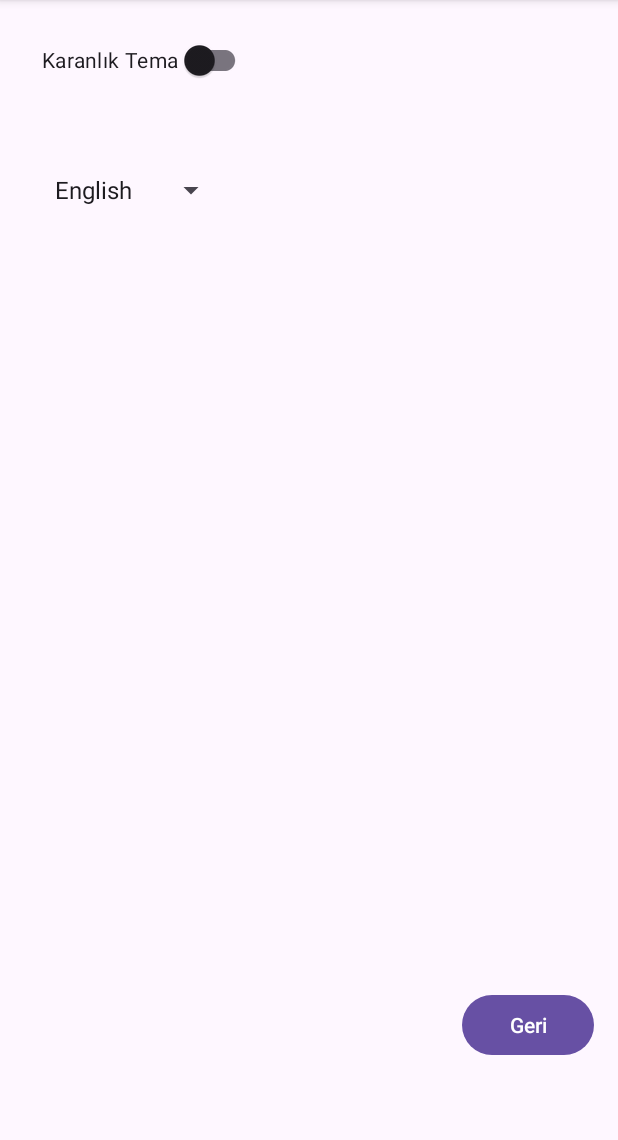
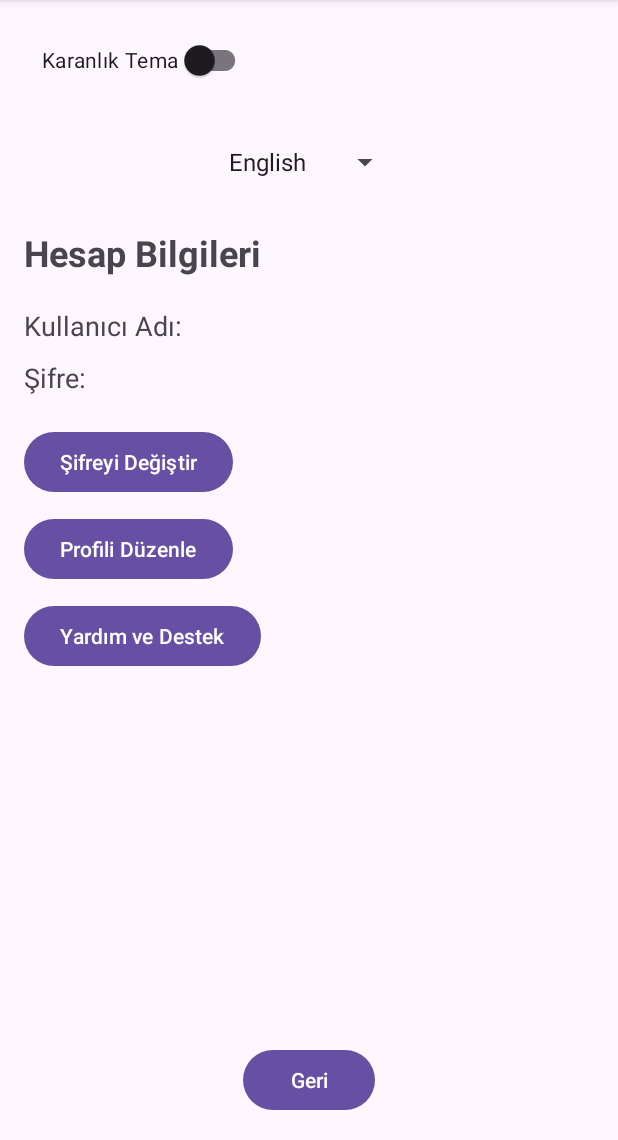
Before and after one commit to MertRamazanEMEK/mobile-app, an Android app: the SettingsActivity screen opened directly, with no data from a screen before it, on a phone screen of 412 x 824 dp, the part 96-1236 px from its top. Run offline under Robolectric (Android 15) with nearby library versions, the phone set to English and light mode, and no system bars.

Commit message:
settings

```diff
--- a/app/src/main/java/com/onur/fastproudsearch/SettingsActivity.java
+++ b/app/src/main/java/com/onur/fastproudsearch/SettingsActivity.java
@@ -9,7 +9,11 @@ import android.widget.AdapterView;
 import android.widget.ArrayAdapter;
 import android.widget.Button;
 import android.widget.CompoundButton;
+import android.widget.EditText;
 import android.widget.Spinner;
+import android.widget.TextView;
+import android.widget.Toast;
+
 import androidx.appcompat.app.AppCompatActivity;
 import androidx.appcompat.app.AppCompatDelegate;
 import androidx.appcompat.widget.SwitchCompat;
@@ -17,116 +21,118 @@ import androidx.appcompat.widget.SwitchCompat;
 public class SettingsActivity extends AppCompatActivity {
 
     private SwitchCompat themeSwitch;
-    private Button backButton;
     private Spinner languageSpinner;
+    private Button changePasswordButton, editProfileButton, helpButton, backButton;
+    private TextView usernameLabel, passwordLabel;
 
+    private EditText usernameEditText, passwordEditText;
     @Override
     protected void onCreate(Bundle savedInstanceState) {
         super.onCreate(savedInstanceState);
         setContentView(R.layout.activity_settings);
 
-        initComponents();
-        registerEventHandler();
+        themeSwitch = findViewById(R.id.themeSwitch);
+        languageSpinner = findViewById(R.id.languageSpinner);
+        changePasswordButton = findViewById(R.id.changePasswordButton);
+        editProfileButton = findViewById(R.id.editProfileButton);
+        helpButton = findViewById(R.id.helpButton);
+        backButton = findViewById(R.id.backButton);
 
-        // Tema ayarlarını kontrol et
-        //checkTheme();
+        SharedPreferences sharedPreferences = getSharedPreferences("Settings", MODE_PRIVATE);
+        boolean isDarkMode = sharedPreferences.getBoolean("isDarkMode", false);
+        themeSwitch.setChecked(isDarkMode);
 
-        // Tema anahtarının durumunu kontrol et ve ayarla
-        /*boolean darkThemeEnabled = getThemeState();
-        themeSwitch.setChecked(darkThemeEnabled);
-        if (darkThemeEnabled) {
-            // Eğer karanlık tema açıksa karanlık modu etkinleştir
-            AppCompatDelegate.setDefaultNightMode(AppCompatDelegate.MODE_NIGHT_YES);
-        } else {
-            // Aksi halde açık modu etkinleştir
-            AppCompatDelegate.setDefaultNightMode(AppCompatDelegate.MODE_NIGHT_NO);
-        }*/
-    }
 
-    private void initComponents(){
-        themeSwitch = findViewById(R.id.themeSwitch);
-        backButton = findViewById(R.id.backButton);
-        languageSpinner = findViewById(R.id.languageSpinner);
-    }
-
-    private void registerEventHandler(){
-        // Set up the language options
-        String[] languageOptions = getResources().getStringArray(R.array.language_options);
-        ArrayAdapter<String> languageAdapter = new ArrayAdapter<>(this,
-                android.R.layout.simple_spinner_item, languageOptions);
-        languageAdapter.setDropDownViewResource(android.R.layout.simple_spinner_dropdown_item);
-        languageSpinner.setAdapter(languageAdapter);
-
-        // Handle language spinner selection changes (optional)
-        languageSpinner.setOnItemSelectedListener(new AdapterView.OnItemSelectedListener() {
-            @Override
-            public void onItemSelected(AdapterView<?> parent, View view, int position, long id) {
-                // Handle selected language here (e.g., save preference)
-                String selectedLanguage = languageOptions[position];
-                // Implement logic to handle chosen language (e.g., update UI, store preference)
-            }
-
-            @Override
-            public void onNothingSelected(AdapterView<?> parent) {
-                // Do nothing here or handle if no selection is made
-            }
-        });
-
-        // Geri butonuna tıklama dinleyicisi ekleme
-        backButton.setOnClickListener(new View.OnClickListener() {
-            @Override
-            public void onClick(View v) {
-                // MainActivity'e geri dön
-                Intent intent = new Intent(SettingsActivity.this, MainActivity.class);
-                startActivity(intent);
-                finish();
-            }
-        });
-
-        // Tema anahtarının değişikliklerini dinleme
         themeSwitch.setOnCheckedChangeListener(new CompoundButton.OnCheckedChangeListener() {
             @Override
             public void onCheckedChanged(CompoundButton buttonView, boolean isChecked) {
                 if (isChecked) {
-                    // Eğer anahtar işaretliyse, karanlık tema kullan
                     AppCompatDelegate.setDefaultNightMode(AppCompatDelegate.MODE_NIGHT_YES);
-                    setThemeState(true); // Tema durumunu kaydetme
+                    setThemeState(true);
                 } else {
-                    // Eğer anahtar işaretli değilse, açık tema kullan
                     AppCompatDelegate.setDefaultNightMode(AppCompatDelegate.MODE_NIGHT_NO);
-                    setThemeState(false); // Tema durumunu kaydetme
-                }// Yeniden oluşturma işlemi, tema değişikliğinin etkisini hemen göstermek için
+                    setThemeState(false);
+                }
+            }
+        });
+
+        ArrayAdapter<CharSequence> adapter = ArrayAdapter.createFromResource(this,
+                R.array.language_options, android.R.layout.simple_spinner_item);
+        adapter.setDropDownViewResource(android.R.layout.simple_spinner_dropdown_item);
+        languageSpinner.setAdapter(adapter);
+
+        languageSpinner.setOnItemSelectedListener(new AdapterView.OnItemSelectedListener() {
+            @Override
+            public void onItemSelected(AdapterView<?> parentView, View selectedItemView, int position, long id) {
+                String selectedLanguage = parentView.getItemAtPosition(position).toString();
+                Toast.makeText(SettingsActivity.this, "Seçilen Dil: " + selectedLanguage, Toast.LENGTH_SHORT).show();
+            }
+
+            @Override
+            public void onNothingSelected(AdapterView<?> parentView) {
+            }
+        });
+
+
+
+        changePasswordButton.setOnClickListener(new View.OnClickListener() {
+            @Override
+            public void onClick(View v) {
+                Intent intent = new Intent(SettingsActivity.this, ChangePasswordActivity.class);
+                startActivity(intent);
+            }
+        });
+
+        editProfileButton.setOnClickListener(new View.OnClickListener() {
+            @Override
+            public void onClick(View v) {
+                Intent intent = new Intent(SettingsActivity.this, EditProfileActivity.class);
+                startActivity(intent);
+            }
+        });
+
+        helpButton.setOnClickListener(new View.OnClickListener() {
+            @Override
+            public void onClick(View v) {
+                Intent intent = new Intent(SettingsActivity.this, HelpActivity.class);
+                startActivity(intent);
+            }
+        });
+
+        backButton.setOnClickListener(new View.OnClickListener() {
+            @Override
+            public void onClick(View v) {
+                finish();
             }
         });
     }
 
-    // Tema durumunu kontrol et
-    private void checkTheme() {
-        int nightModeFlags = getResources().getConfiguration().uiMode &
-                Configuration.UI_MODE_NIGHT_MASK;
-        switch (nightModeFlags) {
-            case Configuration.UI_MODE_NIGHT_YES:
-                // Cihaz karanlık modda, karanlık tema kullanılmalı
-                setTheme(R.style.AppTheme);
-                break;
-            case Configuration.UI_MODE_NIGHT_NO:
-            case Configuration.UI_MODE_NIGHT_UNDEFINED:
-                // Cihaz açık temada, varsayılan tema kullanılmalı
-                setTheme(R.style.AppTheme);
-                break;
-        }
-    }
-
-    // Tema durumunu kaydetmek için yardımcı metot
-    private void setThemeState(boolean darkThemeEnabled) {
-        SharedPreferences.Editor editor = getSharedPreferences("settings", MODE_PRIVATE).edit();
-        editor.putBoolean("darkTheme", darkThemeEnabled);
+    private void setThemeState(boolean isDarkMode) {
+        SharedPreferences sharedPreferences = getSharedPreferences("Settings", MODE_PRIVATE);
+        SharedPreferences.Editor editor = sharedPreferences.edit();
+        editor.putBoolean("isDarkMode", isDarkMode);
         editor.apply();
     }
 
-    // Kaydedilmiş tema durumunu almak için yardımcı metot
-    private boolean getThemeState() {
-        SharedPreferences prefs = getSharedPreferences("settings", MODE_PRIVATE);
-        return prefs.getBoolean("darkTheme", false);
+    private void initComponents(){
+        // Diğer bileşenlerin tanımlamaları burada
+        usernameLabel = findViewById(R.id.usernameEditText);
+        passwordLabel = findViewById(R.id.passwordEditText);
+    }
+
+    private void registerEventHandler(){
+        // Eğer gerekliyse bileşenler için olay dinleyicilerini burada kaydedin
+        // Örneğin, bir butona tıklama dinleyicisi ekleyebilirsiniz.
+    }
+
+    private void loadUserData() {
+        // Kullanıcı adı ve şifre bilgilerini al ve TextView bileşenlerine ata
+        SharedPreferences prefs = getSharedPreferences("user_credentials", MODE_PRIVATE);
+        String username = prefs.getString("username", "");
+        String password = prefs.getString("password", "");
+
+        // Kullanıcı adı ve şifreyi ilgili TextView bileşenlerine ata
+        usernameLabel.setText("Kullanıcı Adı: " + username);
+        passwordLabel.setText("Şifre: " + password);
     }
 }
--- a/app/src/main/res/layout/activity_settings.xml
+++ b/app/src/main/res/layout/activity_settings.xml
@@ -4,7 +4,6 @@
     xmlns:tools="http://schemas.android.com/tools"
     android:layout_width="match_parent"
     android:layout_height="match_parent"
-    android:orientation="vertical"
     android:padding="16dp"
     tools:context=".SettingsActivity">
 
@@ -18,26 +17,82 @@
         app:layout_constraintStart_toStartOf="parent"
         app:layout_constraintTop_toTopOf="parent" />
 
+    <androidx.appcompat.widget.AppCompatSpinner
+        android:id="@+id/languageSpinner"
+        android:layout_width="wrap_content"
+        android:layout_height="wrap_content"
+        android:minHeight="48dp"
+        app:layout_constraintEnd_toEndOf="parent"
+        app:layout_constraintStart_toStartOf="parent"
+        app:layout_constraintTop_toBottomOf="@id/themeSwitch"
+        android:layout_marginTop="20dp"
+        tools:ignore="MissingConstraints" />
+
+    <TextView
+        android:id="@+id/accountInfoTitle"
+        android:layout_width="wrap_content"
+        android:layout_height="wrap_content"
+        android:text="Hesap Bilgileri"
+        android:textSize="24sp"
+        android:textStyle="bold"
+        app:layout_constraintTop_toBottomOf="@id/languageSpinner"
+        app:layout_constraintStart_toStartOf="parent"
+        android:layout_marginTop="20dp" />
+
+    <TextView
+        android:id="@+id/usernameTextView"
+        android:layout_width="wrap_content"
+        android:layout_height="wrap_content"
+        android:text="Kullanıcı Adı: "
+        android:textSize="18sp"
+        app:layout_constraintTop_toBottomOf="@id/accountInfoTitle"
+        app:layout_constraintStart_toStartOf="parent"
+        android:layout_marginTop="20dp" />
+
+    <TextView
+        android:id="@+id/passwordTextView"
+        android:layout_width="wrap_content"
+        android:layout_height="wrap_content"
+        android:text="Şifre: "
+        android:textSize="18sp"
+        app:layout_constraintTop_toBottomOf="@id/usernameTextView"
+        app:layout_constraintStart_toStartOf="parent"
+        android:layout_marginTop="10dp" />
+
+    <Button
+        android:id="@+id/changePasswordButton"
+        android:layout_width="wrap_content"
+        android:layout_height="wrap_content"
+        android:text="Şifreyi Değiştir"
+        app:layout_constraintTop_toBottomOf="@id/passwordTextView"
+        app:layout_constraintStart_toStartOf="parent"
+        android:layout_marginTop="20dp" />
+
+    <Button
+        android:id="@+id/editProfileButton"
+        android:layout_width="wrap_content"
+        android:layout_height="wrap_content"
+        android:text="Profili Düzenle"
+        app:layout_constraintTop_toBottomOf="@id/changePasswordButton"
+        app:layout_constraintStart_toStartOf="parent"
+        android:layout_marginTop="10dp" />
+
+    <Button
+        android:id="@+id/helpButton"
+        android:layout_width="wrap_content"
+        android:layout_height="wrap_content"
+        android:text="Yardım ve Destek"
+        app:layout_constraintTop_toBottomOf="@id/editProfileButton"
+        app:layout_constraintStart_toStartOf="parent"
+        android:layout_marginTop="10dp" />
+
     <Button
         android:id="@+id/backButton"
         android:layout_width="wrap_content"
         android:layout_height="wrap_content"
         android:text="Geri"
         app:layout_constraintBottom_toBottomOf="parent"
-        app:layout_constraintEnd_toEndOf="parent"  app:layout_constraintTop_toTopOf="parent"
-        app:layout_constraintVertical_bias="0.946" />
-
-    <androidx.appcompat.widget.AppCompatSpinner
-        android:id="@+id/languageSpinner"
-        android:layout_width="wrap_content"
-        android:layout_height="wrap_content"
-        android:minHeight="48dp"
-        app:layout_constraintBottom_toTopOf="@+id/backButton"
         app:layout_constraintEnd_toEndOf="parent"
-        app:layout_constraintHorizontal_bias="0.049"
         app:layout_constraintStart_toStartOf="parent"
-        app:layout_constraintTop_toBottomOf="@+id/themeSwitch"
-        app:layout_constraintVertical_bias="0.071"
-        tools:ignore="MissingConstraints" />
-
+        android:layout_marginTop="20dp" />
 </androidx.constraintlayout.widget.ConstraintLayout>
--- a/build.gradle.kts
+++ b/build.gradle.kts
@@ -1,5 +1,5 @@
 // Top-level build file where you can add configuration options common to all sub-projects/modules.
 plugins {
-    id("com.android.application") version "8.4.0" apply false
+    id("com.android.application") version "8.2.2" apply false
     id("com.google.gms.google-services") version "4.4.1" apply false
 }
```
Also changed, not shown: app/src/main/java/com/onur/fastproudsearch/ChangePasswordActivity.java (added, +42 -0 lines), app/src/main/java/com/onur/fastproudsearch/EditProfileActivity.java (added, +15 -0 lines), app/src/main/java/com/onur/fastproudsearch/HelpActivity.java (added, +15 -0 lines), app/src/main/java/com/onur/fastproudsearch/LoginActivity.java (+14 -1 lines), app/src/main/res/layout/activity_change_password.xml (added, +58 -0 lines), app/src/main/res/layout/activity_edit_profile.xml (added, +24 -0 lines), app/src/main/res/layout/activity_help.xml (added, +24 -0 lines).
